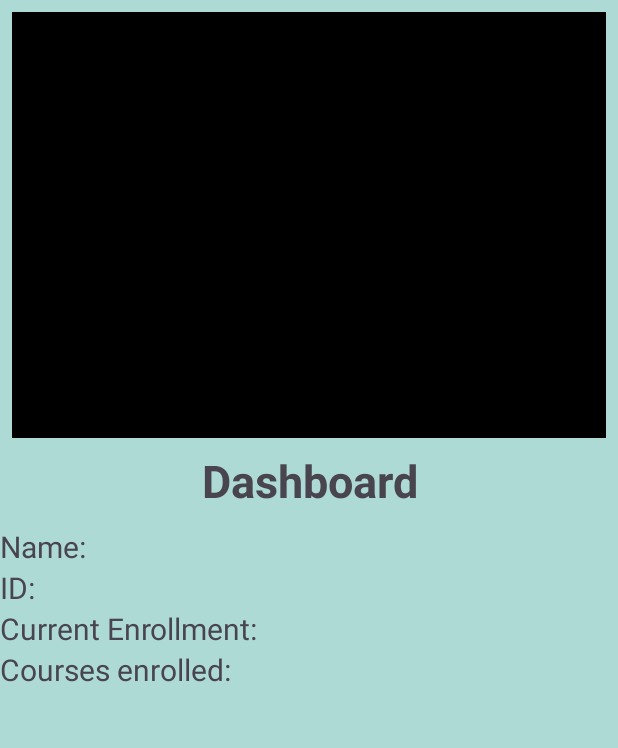
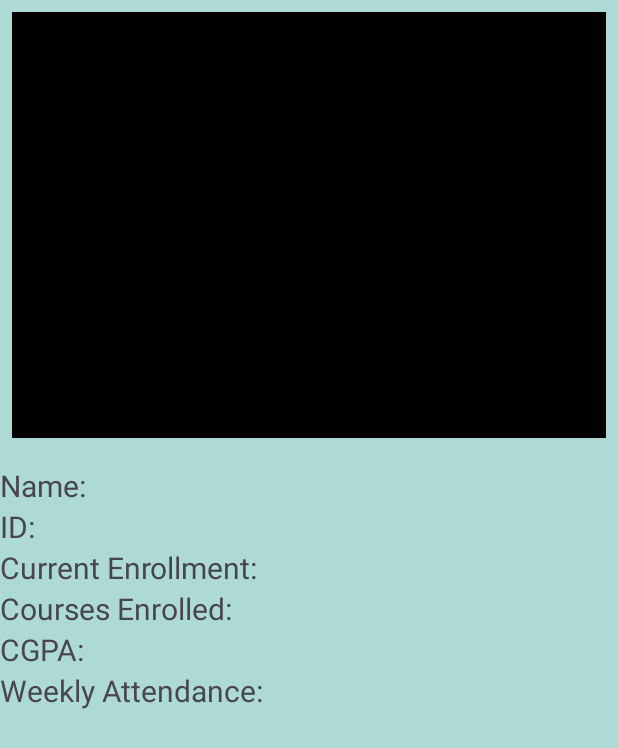
Before and after one commit to FazleRahat/Guard, an Android app: the MainActivity screen opened directly, with no data from a screen before it, on a phone screen of 412 x 824 dp. Shown: the top 748 px of the screen. Run offline under Robolectric (Android 15) with nearby library versions, the phone set to English and light mode, and no system bars; our stand-ins replace Firebase (no records; nobody signed in at launch, a user with empty details on screens opened directly).

Commit message:
Fahim vai glide

```diff
--- a/app/build.gradle
+++ b/app/build.gradle
@@ -7,7 +7,13 @@ android {
     namespace 'com.example.myapplication34'
     compileSdk 33
 
+    packagingOptions
+            {
+                exclude("androidsupportmultidexversion.txt")
+            }
+
     defaultConfig {
+
         applicationId "com.example.myapplication34"
         minSdk 19
         targetSdk 33
--- a/app/src/main/java/com/example/myapplication34/MainActivity.java
+++ b/app/src/main/java/com/example/myapplication34/MainActivity.java
@@ -23,8 +23,14 @@ import com.google.firebase.storage.FirebaseStorage;
 
 public class MainActivity extends AppCompatActivity {
 
-    private TextView name, id, enrollment, course;
-    private String name1, id1, enroll1, course1;
+    //***************************************** declaration ***************************************
+    private TextView name, id, enrollment, course, GPA, week;
+    private String name1;
+    private String id1;
+    private String enroll1;
+    private String course1;
+    private String result;
+    private String weekatt;
     private ImageView img;
 
     FirebaseAuth firebaseAuth = FirebaseAuth.getInstance();
@@ -36,10 +42,15 @@ public class MainActivity extends AppCompatActivity {
     protected void onCreate(Bundle savedInstanceState) {
         super.onCreate(savedInstanceState);
         setContentView(R.layout.activity_main);
+
+        //******************************** find id *********************************
+
         name = findViewById(R.id.name);
         id = findViewById(R.id.id);
         enrollment = findViewById(R.id.enrollment);
         course = findViewById(R.id.course);
+        GPA= findViewById(R.id.res);
+        week= findViewById(R.id.week);
         img = findViewById(R.id.image);
 
         String uid = null;
@@ -54,10 +65,15 @@ public class MainActivity extends AppCompatActivity {
             @Override
             public void onDataChange(@NonNull DataSnapshot snapshot) {
                 if (snapshot.exists()) {
+
+                    //************************** data retrieval ***************************
+
                     name1 = snapshot.child("name").getValue(String.class);
                     id1 = snapshot.child("id").getValue(String.class);
                     enroll1 = snapshot.child("enrollment").getValue(String.class);
                     course1 = snapshot.child("course1").getValue(String.class);
+                    result = snapshot.child("result").getValue(String.class);
+                    weekatt= snapshot.child("weekly").getValue(String.class);
 
                     String imagePath = id1 + ".jpg";
                     final Uri[] imageUrl = {null};
@@ -85,6 +101,8 @@ public class MainActivity extends AppCompatActivity {
                     id.setText(id.getText() + " " + id1);
                     enrollment.setText(enrollment.getText() + " " + enroll1);
                     course.setText(course.getText() + " " + course1);
+                    GPA.setText(GPA.getText() + " " + result);
+                    week.setText(week.getText()+ " " +weekatt);
                 }
             }
 
--- a/app/src/main/res/layout/activity_main.xml
+++ b/app/src/main/res/layout/activity_main.xml
@@ -21,15 +21,7 @@
             android:scaleType="centerCrop"
             android:src="@color/black" />
 
-        <TextView
-            android:layout_width="match_parent"
-            android:layout_height="wrap_content"
-            android:text="@string/dashboard"
-            android:textAlignment="center"
-            android:textSize="30sp"
-            android:textStyle="bold" />
-
-        <TextView
+        <androidx.appcompat.widget.AppCompatTextView
             android:id="@+id/name"
             android:layout_width="match_parent"
             android:layout_height="wrap_content"
@@ -37,26 +29,41 @@
             android:text="@string/name"
             android:textSize="20sp" />
 
-        <TextView
+        <androidx.appcompat.widget.AppCompatTextView
             android:id="@+id/id"
             android:layout_width="match_parent"
             android:layout_height="wrap_content"
             android:text="@string/id"
             android:textSize="20sp" />
 
-        <TextView
+        <androidx.appcompat.widget.AppCompatTextView
             android:id="@+id/enrollment"
             android:layout_width="match_parent"
             android:layout_height="wrap_content"
             android:text="@string/current_enrollment"
             android:textSize="20sp" />
 
-        <TextView
+        <androidx.appcompat.widget.AppCompatTextView
             android:id="@+id/course"
             android:layout_width="match_parent"
             android:layout_height="wrap_content"
-            android:text="@string/courses_enrolled"
+            android:text="@string/courses_enrolled3"
             android:textSize="20sp" />
+
+        <androidx.appcompat.widget.AppCompatTextView
+            android:id="@+id/res"
+            android:layout_width="match_parent"
+            android:layout_height="wrap_content"
+            android:text="@string/cgpa"
+            android:textSize="20sp" />
+
+        <androidx.appcompat.widget.AppCompatTextView
+            android:id="@+id/week"
+            android:layout_width="match_parent"
+            android:layout_height="wrap_content"
+            android:text="@string/weekly_attendence"
+            android:textSize="20sp" />
+
 
     </LinearLayout>
 
--- a/app/src/main/res/values/strings.xml
+++ b/app/src/main/res/values/strings.xml
@@ -10,4 +10,9 @@
     <string name="name">Name:</string>
     <string name="dashboard">Dashboard</string>
     <string name="courses_enrolled">Courses enrolled:</string>
+    <string name="cgpa">CGPA:</string>
+    <string name="weekly_attendence">Weekly Attendance:</string>
+    <string name="courses_encrolled">Courses Encrolled</string>
+    <string name="courses_enrolled2">Courses Enrolled</string>
+    <string name="courses_enrolled3">Courses Enrolled:</string>
 </resources>
--- a/gradle.properties
+++ b/gradle.properties
@@ -19,3 +19,4 @@ android.useAndroidX=true
 # resources declared in the library itself and none from the library's dependencies,
 # thereby reducing the size of the R class for that library
 android.nonTransitiveRClass=true
+android.enableJetifier=true
```
Also changed, not shown: app/src/main/java/com/example/myapplication34/SignUp.java (+30 -8 lines).
